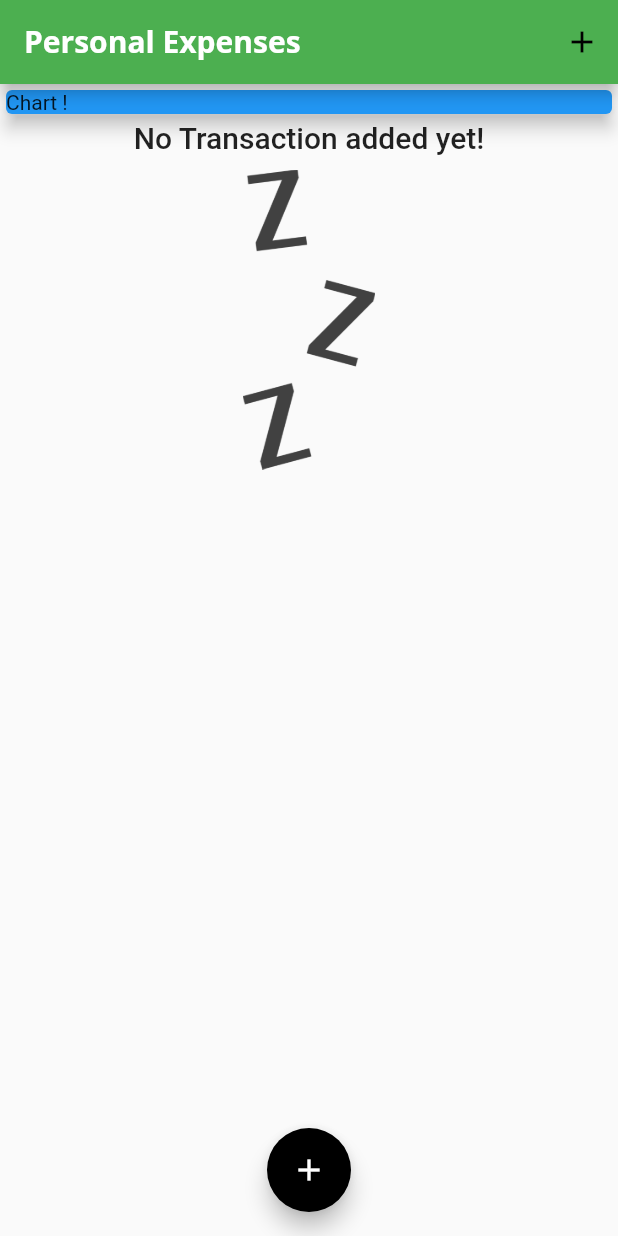
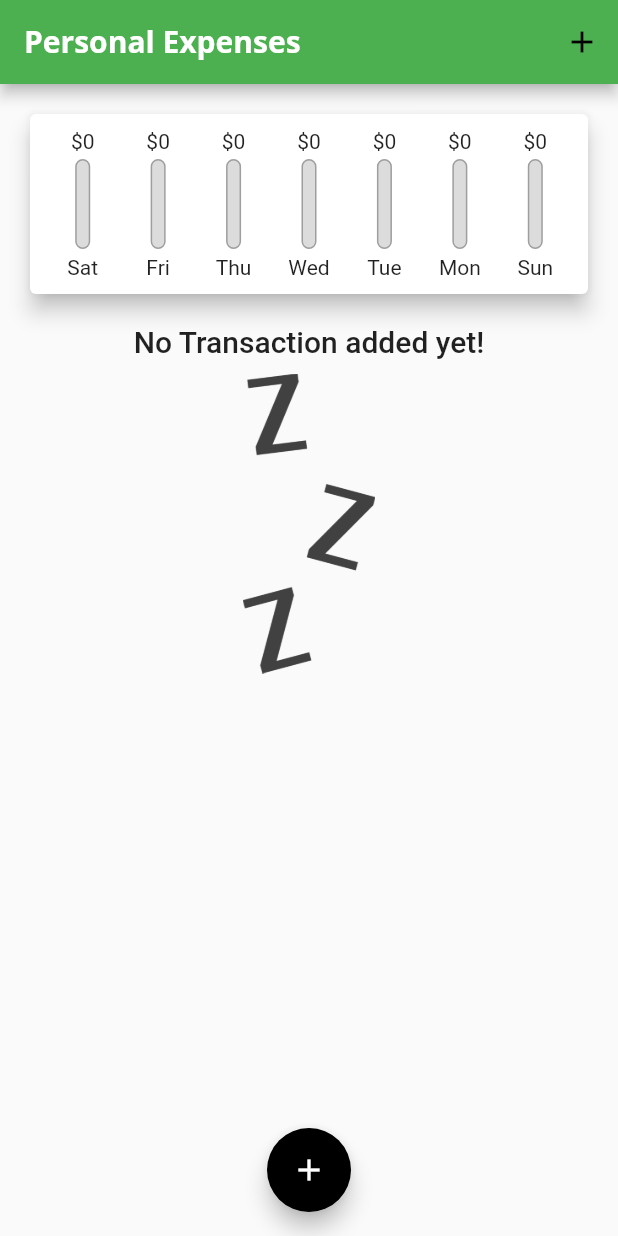
Before and after one commit to imshivamdwivedi/Expense-Tracker, a Flutter app: the screen it shows after launch, on a phone screen of 412 x 824 dp. Run offline on Flutter 3.47's test engine with Material 2 defaults, Android fonts, the phone set to English and light mode, and no system bars.

Commit message:
added chart bar

```diff
--- a/lib/main.dart
+++ b/lib/main.dart
@@ -1,3 +1,5 @@
+import './widgets/chart.dart';
+
 import './widgets/transaction_list.dart';
 
 import './widgets/new_transaction.dart';
@@ -55,6 +57,16 @@ class _MyHomeState extends State<MyHome> {
     //     id: 't2', title: 'Groceries', amount: 19.99, date: DateTime.now()),
   ];
 
+  List<Transcation> get _recentTransaction {
+    return _userTransactions.where((tx) {
+      return tx.date.isAfter(
+        DateTime.now().subtract(
+          Duration(days: 7),
+        ),
+      );
+    }).toList();
+  }
+
   void _addTrasnaction(String txTitle, double txAmount) {
     final tx = Transcation(
         id: DateTime.now().toString(),
@@ -106,14 +118,7 @@ class _MyHomeState extends State<MyHome> {
           //mainAxisAlignment: MainAxisAlignment.start,
           crossAxisAlignment: CrossAxisAlignment.stretch,
           children: [
-            Container(
-              width: double.infinity,
-              child: Card(
-                color: Colors.blue,
-                child: Text("Chart !"),
-                elevation: 5,
-              ),
-            ),
+            Chart(_recentTransaction),
             TransactionList(_userTransactions),
           ],
         ),
--- a/lib/widgets/chart.dart
+++ b/lib/widgets/chart.dart
@@ -1,11 +1,65 @@
+import '/widgets/chart_bar.dart';
 import 'package:flutter/material.dart';
+import 'package:intl/intl.dart';
+
+import '../models/transaction.dart';
 
 class Chart extends StatelessWidget {
+  final List<Transcation> recentTransactions;
+
+  Chart(this.recentTransactions);
+
+  List<Map<String, Object>> get groupedTransactionValues {
+    return List.generate(7, (index) {
+      final weekDay = DateTime.now().subtract(
+        Duration(days: index),
+      );
+      double totalSum = 0.0;
+
+      for (var i = 0; i < recentTransactions.length; i++) {
+        if (recentTransactions[i].date.day == weekDay.day &&
+            recentTransactions[i].date.month == weekDay.month &&
+            recentTransactions[i].date.year == weekDay.year) {
+          totalSum += recentTransactions[i].amount;
+        }
+      }
+
+      print(DateFormat.E().format(weekDay).substring(0, 1));
+      print(totalSum);
+
+      return {'day': DateFormat.E().format(weekDay), 'amount': totalSum};
+    });
+  }
+
+  double get totalSpending {
+    return groupedTransactionValues.fold(0.0, (sum, item) {
+      return sum + (item['amount'] as num);
+    });
+  }
+
   @override
   Widget build(BuildContext context) {
+    print(groupedTransactionValues);
     return Card(
       elevation: 6,
       margin: EdgeInsets.all(20),
+      child: Container(
+        padding: EdgeInsets.all(10),
+        child: Row(
+          mainAxisAlignment: MainAxisAlignment.spaceAround,
+          children: groupedTransactionValues.map((data) {
+            return Flexible(
+              fit: FlexFit.tight,
+              child: ChartBar(
+                  data['day'] as String,
+                  data['amount'] as double,
+                  totalSpending == 0.0
+                      ? 0.0
+                      : (data['amount'] as double) / totalSpending),
+            );
+          }).toList(),
+        ),
+      ),
     );
   }
 }
--- /dev/null
+++ b/lib/widgets/chart_bar.dart
@@ -0,0 +1,48 @@
+import 'package:flutter/cupertino.dart';
+import 'package:flutter/material.dart';
+
+class ChartBar extends StatelessWidget {
+  final String label;
+  final double spendingAmount;
+  final double spendingPcAmount;
+
+  ChartBar(this.label, this.spendingAmount, this.spendingPcAmount);
+
+  @override
+  Widget build(BuildContext context) {
+    return Column(
+      children: [
+        FittedBox(child: Text('\$${spendingAmount.toStringAsFixed(0)}')),
+        SizedBox(
+          height: 4,
+        ),
+        Container(
+          height: 60,
+          width: 10,
+          child: Stack(
+            children: [
+              Container(
+                decoration: BoxDecoration(
+                    border: Border.all(color: Colors.grey, width: 1.0),
+                    color: Color.fromRGBO(220, 220, 220, 1),
+                    borderRadius: BorderRadius.circular(20)),
+              ),
+              FractionallySizedBox(
+                heightFactor: spendingPcAmount,
+                child: Container(
+                  decoration: BoxDecoration(
+                      color: Theme.of(context).primaryColor,
+                      borderRadius: BorderRadius.circular(10)),
+                ),
+              )
+            ],
+          ),
+        ),
+        SizedBox(
+          height: 4,
+        ),
+        Text(label),
+      ],
+    );
+  }
+}
```
